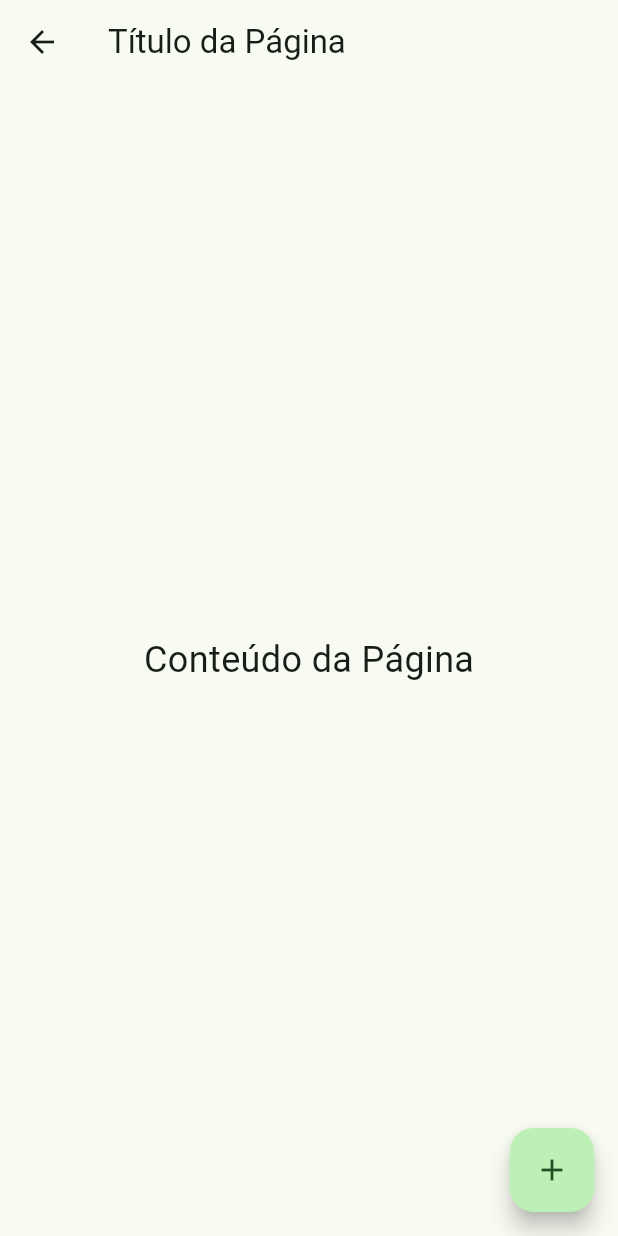
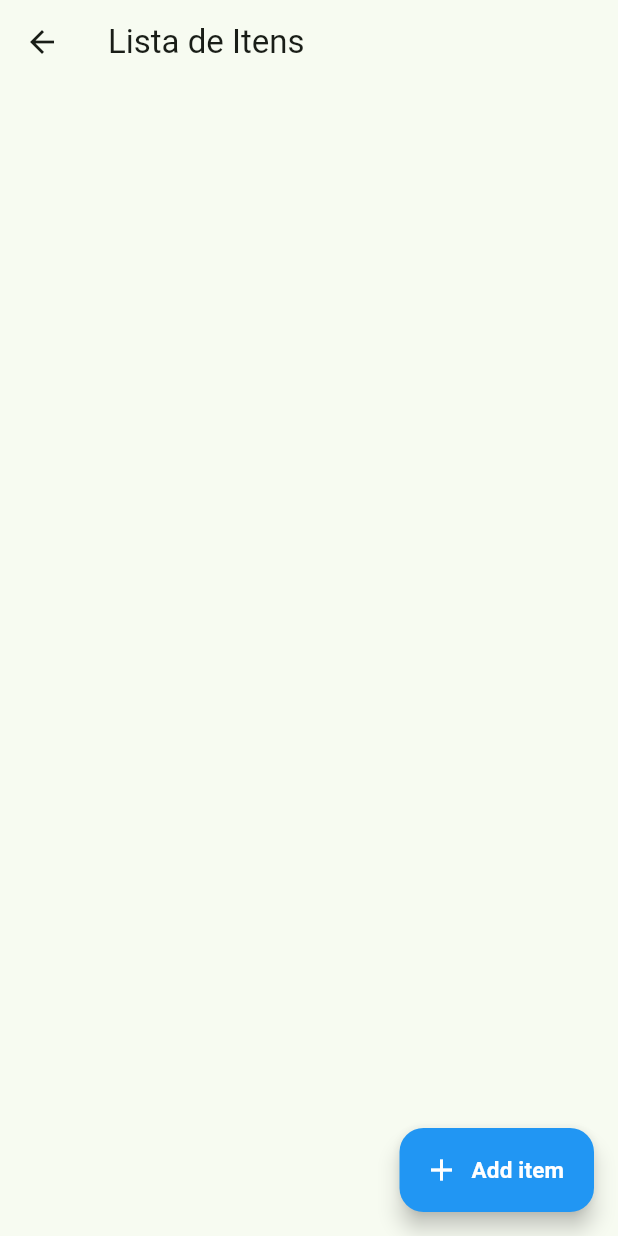
Before and after one commit to GabrielAdelino/Lista_compras, a Flutter app: the ItensList screen opened directly, on a phone screen of 412 x 824 dp. Run offline on Flutter 3.47's test engine with Material 3 defaults, Android fonts, the phone set to English and light mode, and no system bars.

Commit message:
input itens list

```diff
--- a/lib/components/itens_list.dart
+++ b/lib/components/itens_list.dart
@@ -1,39 +1,63 @@
 import 'package:flutter/material.dart';
+import 'package:lista_compras/components/user_input_card.dart';
+// Certifique-se de importar corretamente
 
-class ItensList extends StatelessWidget {
+class ItensList extends StatefulWidget {
   const ItensList({Key? key}) : super(key: key);
+
+  @override
+  _ItensListState createState() => _ItensListState();
+}
+
+class _ItensListState extends State<ItensList> {
+  List<String> _items = []; // Lista de dados (Strings) em vez de Widgets
+
+  // Função para adicionar um novo item à lista
+  void _addItem() {
+    setState(() {
+      _items.add('');
+    });
+  }
 
   @override
   Widget build(BuildContext context) {
     return Scaffold(
       appBar: AppBar(
-        title: const Text('Título da Página'),
         leading: IconButton(
           icon: const Icon(Icons.arrow_back),
           onPressed: () {
             Navigator.pop(context); // Voltar para a página anterior
           },
         ),
+        title: const Text('Lista de Itens'),
       ),
-      body: const Center(
-        child: Text(
-          'Conteúdo da Página',
-          style: TextStyle(fontSize: 24),
+      body: ListView.builder(
+        padding: const EdgeInsets.all(8.0),
+        itemCount: _items.length,
+        itemBuilder: (context, index) {
+          return UserInputCard(
+            key: UniqueKey(), // Chave única para evitar conflitos de renderização
+            title: _items[index],
+          );
+        },
+      ),
+      floatingActionButton: FloatingActionButton.extended(
+        onPressed: _addItem, // Chama a função para adicionar um novo item
+        backgroundColor: Colors.blue,
+        icon: const Icon(
+          Icons.add,
+          color: Colors.white,
         ),
-      ),
-      floatingActionButton: FloatingActionButton(
-        onPressed: () {
-          // Ação do botão
-        },
-        child: const Icon(Icons.add),
+        label: const Text(
+          'Add item',
+          style: TextStyle(
+            color: Colors.white,
+            fontSize: 15,
+            fontWeight: FontWeight.bold,
+          ),
+        ),
       ),
       floatingActionButtonLocation: FloatingActionButtonLocation.endFloat, // Coloca o botão no canto inferior direito
     );
   }
 }
-
-void main() {
-  runApp(const MaterialApp(
-    home: ItensList(),
-  ));
-}
--- a/lib/pages/home_page.dart
+++ b/lib/pages/home_page.dart
@@ -46,7 +46,7 @@ class HomePageState extends State<HomePage> {
                   onPressed: () {
                     Navigator.push(
                         context,
-                        MaterialPageRoute(builder: (context) => ItensList()),
+                        MaterialPageRoute(builder: (context) => ListPage()),
                         );
                   },
                   style: ElevatedButton.styleFrom(
```
Also changed, not shown: lib/components/user_input_card.dart (+26 -16 lines).
